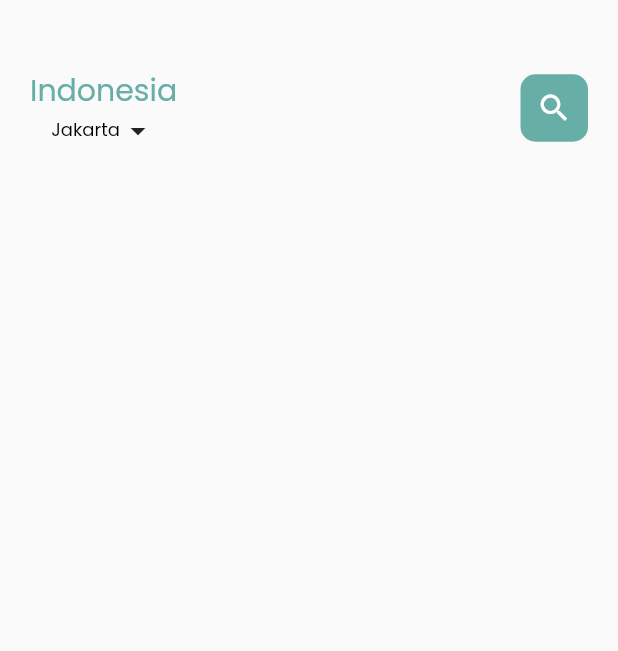
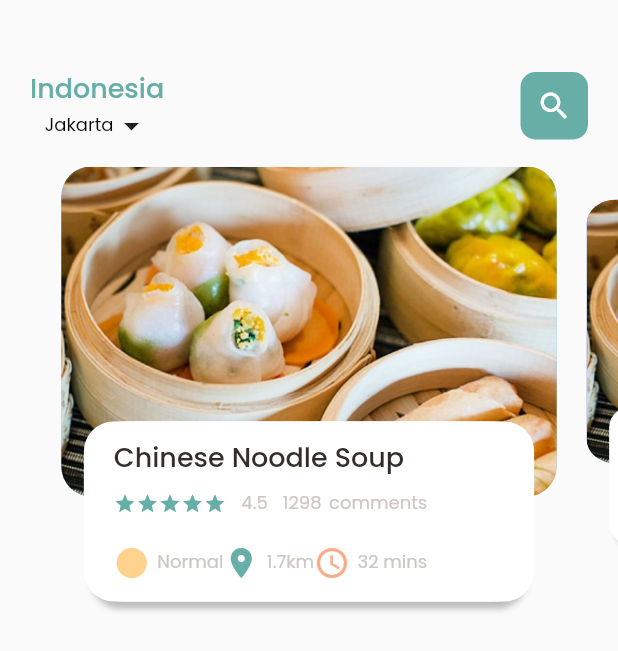
Before and after one commit to nadialvy/delivery-food-app-flutter, a Flutter app: the screen it shows after launch, on a phone screen of 412 x 824 dp. Shown: the top 651 px of the screen. Run offline on Flutter 3.47's test engine with Material 2 defaults, Android fonts, the phone set to English and light mode, and no system bars.

Commit message:
Carousel
- pict
- stacked container with detail text
- animation

```diff
--- /dev/null
+++ b/lib/home page/food_page_body.dart
@@ -0,0 +1,172 @@
+import 'package:flutter/cupertino.dart';
+import 'package:flutter/material.dart';
+import 'package:food_delivery_app/utils/colors.dart';
+import 'package:food_delivery_app/widgets/big_text.dart';
+import 'package:food_delivery_app/widgets/icon_and_text_widget.dart';
+import 'package:food_delivery_app/widgets/small_text.dart';
+
+class FoodPageBody extends StatefulWidget{
+  const FoodPageBody({Key? key}) : super(key: key);
+
+  @override
+  State<FoodPageBody> createState() => _FoodPageBodyState();
+}
+
+class _FoodPageBodyState extends State<FoodPageBody> {
+  PageController pageController = PageController(
+    viewportFraction: 0.85
+  );
+  var _currPageVal = 0.0;
+  double _scaleFactor = 0.8;
+  double _height = 220;
+
+  @override //1. initialise necessary things that your page should need
+  void initState(){ //method in stateful class
+    super.initState();
+    pageController.addListener(() {
+      setState(() {
+        _currPageVal = pageController.page!; //get curr page val
+        // print(_currPageVal.toString());
+      });
+    });
+  }
+
+  @override //2. when you leave the page you dispose them, coz u dont need it anymore
+  void dispose(){
+    pageController.dispose();
+  }
+
+  @override
+  Widget build(BuildContext context) {
+    return Container(
+      height: 320,
+      child: PageView.builder(
+        controller: pageController,
+        itemCount: 5, //position will connected to item count, position is an index, so it will to be 0 - 4
+        itemBuilder: (context, position){
+        return _buildPageItem(position);
+      }),
+    );
+  }
+
+  Widget _buildPageItem(int position) {
+    //scalling pict
+    Matrix4 matrix = Matrix4.identity();
+    //current slide
+    if(position == _currPageVal.floor()){
+      var currScale = 1-(_currPageVal - position) * (1 - _scaleFactor);
+      var currTrans = _height * (1 - currScale) / 2;
+      matrix = Matrix4.diagonal3Values(1, currScale, 1)..setTranslationRaw(0, currTrans, 0);
+    }
+    //next slide
+    else if(position == _currPageVal.floor() + 1){
+      var currScale = _scaleFactor + (_currPageVal - position + 1) * (1 - _scaleFactor);
+      var currTrans = _height * (1 - currScale) / 2;
+      matrix = Matrix4.diagonal3Values(1, currScale, 1);
+      matrix = Matrix4.diagonal3Values(1, currScale, 1)..setTranslationRaw(0, currTrans, 0);
+    }
+    // previous slide
+    else if(position == _currPageVal.floor() - 1){
+      var currScale = 1-(_currPageVal - position) * (1 - _scaleFactor);
+      var currTrans = _height * (1 - currScale) / 2;
+      matrix = Matrix4.diagonal3Values(1, currScale, 1);
+      matrix = Matrix4.diagonal3Values(1, currScale, 1)..setTranslationRaw(0, currTrans, 0);
+    }
+    //the pict after current pict
+    else{
+      var currScale = 0.8;
+      matrix = Matrix4.diagonal3Values(1, currScale, 1)..setTranslationRaw(0, _height * (1 - _scaleFactor) / 2, 0);
+    }
+
+
+    return Transform(
+      transform: matrix,
+      child: Stack(
+        children: [
+          Container(
+            height: 220,
+            margin: const EdgeInsets.only(left: 10, right: 10),
+            decoration: BoxDecoration(
+              borderRadius: BorderRadius.circular(20),
+              color: position.isEven? Color(0xFF69c5df) : Color(0xFF9294cc),
+              image: DecorationImage(
+                fit: BoxFit.cover,
+                image: AssetImage(
+                  "image/food01.jpg",
+                )
+              ),
+            ),
+          ),
+          Align(
+            alignment: Alignment.bottomCenter,
+            child: Container(
+              padding: const EdgeInsets.only(top: 10, left: 15, right: 15),
+              height: 120,
+              margin: const EdgeInsets.only(left: 30, right: 30, bottom: 30),
+              decoration: BoxDecoration(
+                borderRadius: BorderRadius.circular(20),
+                color: Colors.white,
+                boxShadow: const [
+                  BoxShadow(
+                    color: Color.fromARGB(255, 190, 190, 190),
+                    blurRadius: 3.0,
+                    offset: Offset(0, 5),
+                  ),
+                  BoxShadow(
+                    color: Colors.white,
+                    offset: Offset(5, 0),
+                  ),
+                  BoxShadow(
+                    color: Colors.white,
+                    offset: Offset(-5, 0),
+                  ),
+                ],
+              ),
+              child: Column(
+                crossAxisAlignment: CrossAxisAlignment.start,
+                children: [
+                  BigText(paramText: 'Chinese Noodle Soup'),
+                  const SizedBox(height: 10),
+                  Row(
+                    children: [
+                      Wrap(
+                        children: List.generate(5, (index) => Icon(Icons.star, color: AppColors.mainColor, size: 15,))
+                      ),
+                      SizedBox(width: 10,),
+                      SmallText(paramText: '4.5'),
+                      SizedBox(width: 10,),
+                      SmallText(paramText: '1298'),
+                      SizedBox(width: 5,),
+                      SmallText(paramText: 'comments'),
+                    ],
+                  ),
+                  const SizedBox(height: 20,),
+                  Row(
+                    children: const [
+                      IconAndTextWidget(
+                        icon: Icons.circle_sharp,
+                        text: 'Normal',
+                        iconColor: AppColors.iconColor1
+                      ),
+                      IconAndTextWidget(
+                        icon: Icons.location_on,
+                        text: '1.7km',
+                        iconColor: AppColors.mainColor
+                      ),
+                      IconAndTextWidget(
+                        icon: Icons.access_time,
+                        text: '32 mins',
+                        iconColor: AppColors.iconColor2
+                      ),
+                    ],
+                  )
+                ],
+              ),
+            ),
+          ),
+
+        ],
+      ),
+    );
+  }
+}
--- a/lib/home page/main_food_page.dart
+++ b/lib/home page/main_food_page.dart
@@ -1,5 +1,6 @@
 import 'package:flutter/cupertino.dart';
 import 'package:flutter/material.dart';
+import 'package:food_delivery_app/home%20page/food_page_body.dart';
 import 'package:food_delivery_app/utils/colors.dart';
 import 'package:food_delivery_app/widgets/big_text.dart';
 import 'package:food_delivery_app/widgets/small_text.dart';
@@ -54,6 +55,7 @@ class _MainFoodPageState extends State<MainFoodPage> {
               ),
             ),
           ),
+          FoodPageBody(),
         ],
       ),
     );
--- a/lib/widgets/big_text.dart
+++ b/lib/widgets/big_text.dart
@@ -12,7 +12,7 @@ class BigText extends StatelessWidget{
     this.paramColor = const Color(0xFF332d2b), //default color
     required this.paramText,
     this.paramOverFlow = TextOverflow.ellipsis,
-    this.paramSize = 20
+    this.paramSize = 18
   }) : super(key: key);
 
   @override
@@ -23,7 +23,7 @@ class BigText extends StatelessWidget{
       overflow: paramOverFlow,
       style: TextStyle(
         color: paramColor,
-        fontWeight: FontWeight.w400,
+        fontWeight: FontWeight.w500,
         fontFamily: 'Poppins',
         fontSize: paramSize
       ),
--- /dev/null
+++ b/lib/widgets/icon_and_text_widget.dart
@@ -0,0 +1,22 @@
+import 'package:flutter/cupertino.dart';
+import 'package:food_delivery_app/widgets/small_text.dart';
+
+class IconAndTextWidget extends StatelessWidget{
+  final IconData icon; //we cannt pass icon, but we can do this instead
+  final Color iconColor;
+  final String text;
+
+  const IconAndTextWidget({Key? key, required this.icon, required this.text, required this.iconColor}) : super(key: key);
+
+  @override
+  Widget build(BuildContext context) {
+    return Row(
+      children: [
+        Icon(icon, color:iconColor),
+        const SizedBox(width: 5,),
+        SmallText(paramText: text,)
+      ],
+    );
+  }
+
+}
```
Also changed, not shown: pubspec.yaml (+1 -8 lines), image/food01.jpg (added), image/food02.jpg (added), image/food03.jpg (added), image/food04.jpg (added), image/food05.jpg (added).
